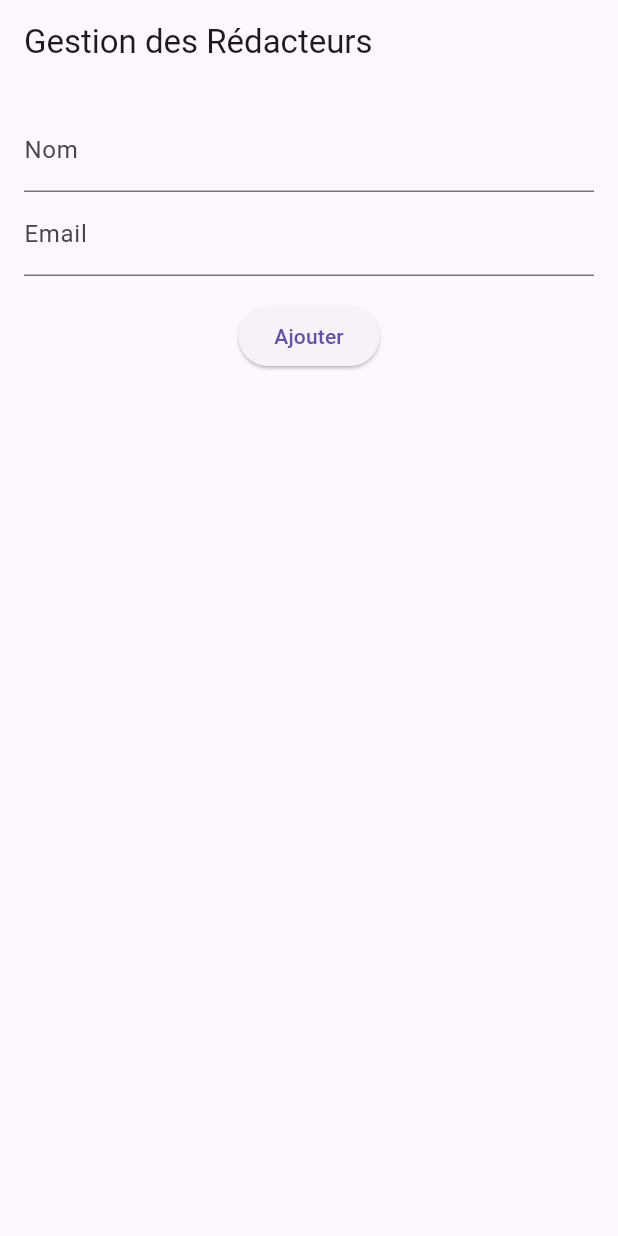
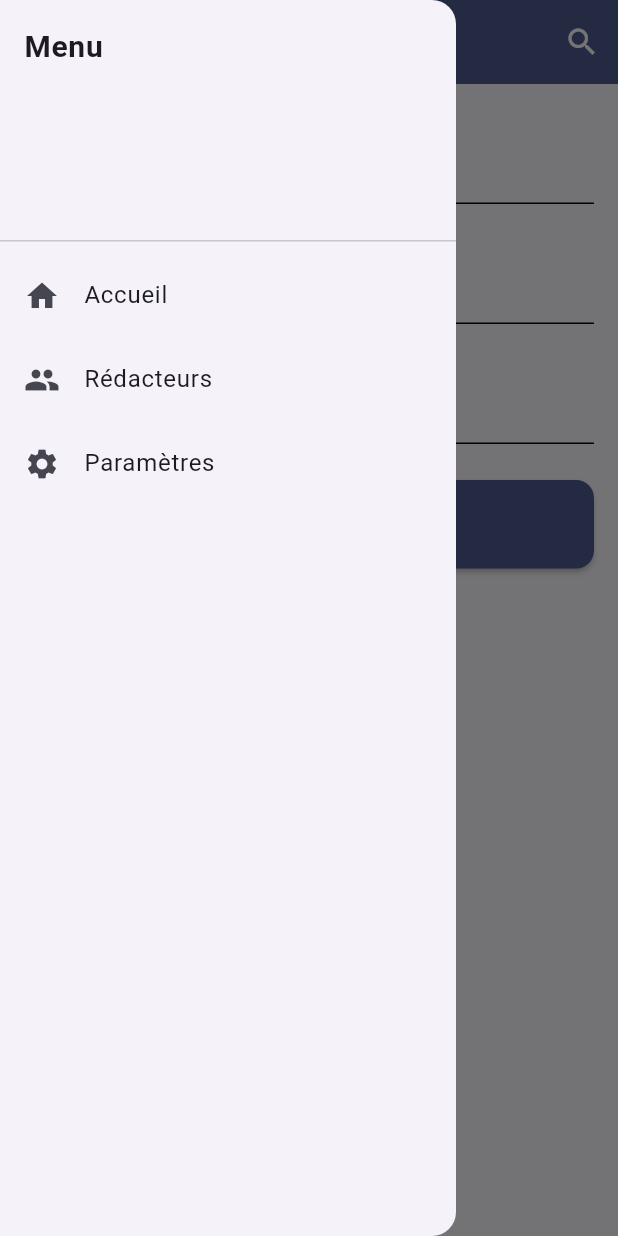
Before and after one commit to ASMR13M/redacteurs_app, a Flutter app: the screen it shows after launch, with the side drawer open (before the commit the screen has no drawer), on a phone screen of 412 x 824 dp. Run offline on Flutter 3.47's test engine with Material 3 defaults, Android fonts, the phone set to English and light mode, and no system bars; our stand-ins replace sqflite; accounts and stored records are empty.

Commit message:
Mise à jour de main.dart : nouvelle interface gestion des rédacteurs

```diff
--- a/lib/main.dart
+++ b/lib/main.dart
@@ -1,6 +1,4 @@
 import 'package:flutter/material.dart';
-import 'db/database.dart';
-import 'models/redacteur.dart';
 
 void main() {
   runApp(const MyApp());
@@ -12,99 +10,189 @@ class MyApp extends StatelessWidget {
   @override
   Widget build(BuildContext context) {
     return MaterialApp(
-      title: 'Gestion des Rédacteurs',
-      theme: ThemeData(primarySwatch: Colors.blue),
-      home: const RedacteurInterface(),
+      debugShowCheckedModeBanner: false,
+      title: 'Gestion des rédacteurs',
+      theme: ThemeData(
+        colorScheme: ColorScheme.fromSeed(
+          seedColor: const Color.fromARGB(255, 13, 70, 243),
+        ),
+        useMaterial3: true,
+        inputDecorationTheme: const InputDecorationTheme(
+          border: UnderlineInputBorder(),
+          enabledBorder: UnderlineInputBorder(borderSide: BorderSide(width: 1)),
+          focusedBorder: UnderlineInputBorder(borderSide: BorderSide(width: 2)),
+          labelStyle: TextStyle(fontSize: 16),
+          contentPadding: EdgeInsets.symmetric(vertical: 14),
+        ),
+        elevatedButtonTheme: ElevatedButtonThemeData(
+          style: ButtonStyle(
+            padding: const MaterialStatePropertyAll(
+              EdgeInsets.symmetric(vertical: 18, horizontal: 16),
+            ),
+            shape: MaterialStatePropertyAll(
+              RoundedRectangleBorder(
+                borderRadius: BorderRadius.all(Radius.circular(12)),
+              ),
+            ),
+          ),
+        ),
+      ),
+      home: const HomePage(),
     );
   }
 }
 
-class RedacteurInterface extends StatefulWidget {
-  const RedacteurInterface({super.key});
+class HomePage extends StatefulWidget {
+  const HomePage({super.key});
 
   @override
-  State<RedacteurInterface> createState() => _RedacteurInterfaceState();
+  State<HomePage> createState() => _HomePageState();
 }
 
-class _RedacteurInterfaceState extends State<RedacteurInterface> {
+class _HomePageState extends State<HomePage> {
+  final _formKey = GlobalKey<FormState>();
   final _nomCtrl = TextEditingController();
+  final _prenomCtrl = TextEditingController();
   final _emailCtrl = TextEditingController();
 
-  final _db = DatabaseHelper.instance;
-  List<Redacteur> _items = [];
-
   @override
-  void initState() {
-    super.initState();
-    _load();
-  }
-
-  Future<void> _load() async {
-    final data = await _db.getRedacteurs();
-    setState(() => _items = data);
-  }
-
-  void _clearInputs() {
-    _nomCtrl.clear();
-    _emailCtrl.clear();
-  }
-
-  Future<void> _add() async {
-    final nom = _nomCtrl.text.trim();
-    final email = _emailCtrl.text.trim();
-
-    if (nom.isEmpty || email.isEmpty) {
-      _snack('Veuillez remplir tous les champs');
-      return;
-    }
-
-    try {
-      await _db.insertRedacteur(Redacteur(nom: nom, email: email));
-      _clearInputs();
-      await _load();
-      _snack('Rédacteur ajouté');
-    } catch (e) {
-      _snack('Erreur: $e');
-    }
-  }
-
-  void _snack(String message) {
-    ScaffoldMessenger.of(
-      context,
-    ).showSnackBar(SnackBar(content: Text(message)));
+  void dispose() {
+    _nomCtrl.dispose();
+    _prenomCtrl.dispose();
+    _emailCtrl.dispose();
+    super.dispose();
   }
 
   @override
   Widget build(BuildContext context) {
+    final scheme = Theme.of(context).colorScheme;
+
     return Scaffold(
-      appBar: AppBar(title: const Text('Gestion des Rédacteurs')),
-      body: Padding(
-        padding: const EdgeInsets.all(16.0),
+      drawer: const _FakeDrawer(),
+      appBar: AppBar(
+        backgroundColor: scheme.primary,
+        foregroundColor: Colors.white,
+        title: const Text(
+          'Gestion des rédacteurs',
+          style: TextStyle(fontWeight: FontWeight.w600),
+        ),
+        leading: Builder(
+          builder: (context) => IconButton(
+            icon: const Icon(Icons.menu),
+            onPressed: () => Scaffold.of(context).openDrawer(),
+            tooltip: 'Menu',
+          ),
+        ),
+        actions: [
+          IconButton(
+            icon: const Icon(Icons.search),
+            tooltip: 'Rechercher',
+            onPressed: () {
+              ScaffoldMessenger.of(context).showSnackBar(
+                const SnackBar(content: Text('Action de recherche (exemple)')),
+              );
+            },
+          ),
+        ],
+        elevation: 2,
+      ),
+      body: SingleChildScrollView(
+        padding: const EdgeInsets.symmetric(horizontal: 16, vertical: 12),
+        child: Form(
+          key: _formKey,
           child: Column(
             children: [
-            TextField(
+              TextFormField(
                 controller: _nomCtrl,
                 decoration: const InputDecoration(labelText: 'Nom'),
+                textInputAction: TextInputAction.next,
+                validator: (v) =>
+                    (v == null || v.trim().isEmpty) ? 'Entrez le nom' : null,
               ),
-            TextField(
+              const SizedBox(height: 12),
+              TextFormField(
+                controller: _prenomCtrl,
+                decoration: const InputDecoration(labelText: 'Prénom'),
+                textInputAction: TextInputAction.next,
+                validator: (v) =>
+                    (v == null || v.trim().isEmpty) ? 'Entrez le prénom' : null,
+              ),
+              const SizedBox(height: 12),
+              TextFormField(
                 controller: _emailCtrl,
                 decoration: const InputDecoration(labelText: 'Email'),
+                keyboardType: TextInputType.emailAddress,
+                validator: (v) {
+                  if (v == null || v.trim().isEmpty) return 'Entrez l’email';
+                  final ok = RegExp(
+                    r'^[^@\s]+@[^@\s]+\.[^@\s]+$',
+                  ).hasMatch(v.trim());
+                  return ok ? null : 'Email invalide';
+                },
               ),
-            const SizedBox(height: 16),
-            ElevatedButton(onPressed: _add, child: const Text('Ajouter')),
-            const SizedBox(height: 16),
-            Expanded(
-              child: ListView.builder(
-                itemCount: _items.length,
-                itemBuilder: (context, index) {
-                  final r = _items[index];
-                  return ListTile(title: Text(r.nom), subtitle: Text(r.email));
+              const SizedBox(height: 24),
+              SizedBox(
+                width: double.infinity,
+                child: ElevatedButton.icon(
+                  icon: const Icon(Icons.add, color: Colors.white),
+                  label: const Text(
+                    'Ajouter un Rédacteur',
+                    style: TextStyle(
+                      color: Colors.white,
+                      fontSize: 16,
+                      fontWeight: FontWeight.w600,
+                    ),
+                  ),
+                  style: ElevatedButton.styleFrom(
+                    backgroundColor: scheme.primary,
+                    elevation: 1.5,
+                  ),
+                  onPressed: () {
+                    if (_formKey.currentState!.validate()) {
+                      // Action d’exemple : afficher un message
+                      ScaffoldMessenger.of(context).showSnackBar(
+                        SnackBar(
+                          content: Text(
+                            'Ajouté: ${_nomCtrl.text} ${_prenomCtrl.text} <${_emailCtrl.text}>',
+                          ),
+                        ),
+                      );
+                      // Réinitialiser le formulaire si besoin
+                      // _formKey.currentState!.reset();
+                    }
                   },
                 ),
               ),
             ],
           ),
         ),
+      ),
     );
   }
 }
+
+class _FakeDrawer extends StatelessWidget {
+  const _FakeDrawer();
+
+  @override
+  Widget build(BuildContext context) {
+    return Drawer(
+      child: SafeArea(
+        child: ListView(
+          padding: EdgeInsets.zero,
+          children: const [
+            DrawerHeader(
+              child: Text(
+                'Menu',
+                style: TextStyle(fontSize: 20, fontWeight: FontWeight.bold),
+              ),
+            ),
+            ListTile(leading: Icon(Icons.home), title: Text('Accueil')),
+            ListTile(leading: Icon(Icons.people), title: Text('Rédacteurs')),
+            ListTile(leading: Icon(Icons.settings), title: Text('Paramètres')),
+          ],
+        ),
+      ),
+    );
+  }
+}
```
Lines whose indentation alone changed are shown as unchanged.
